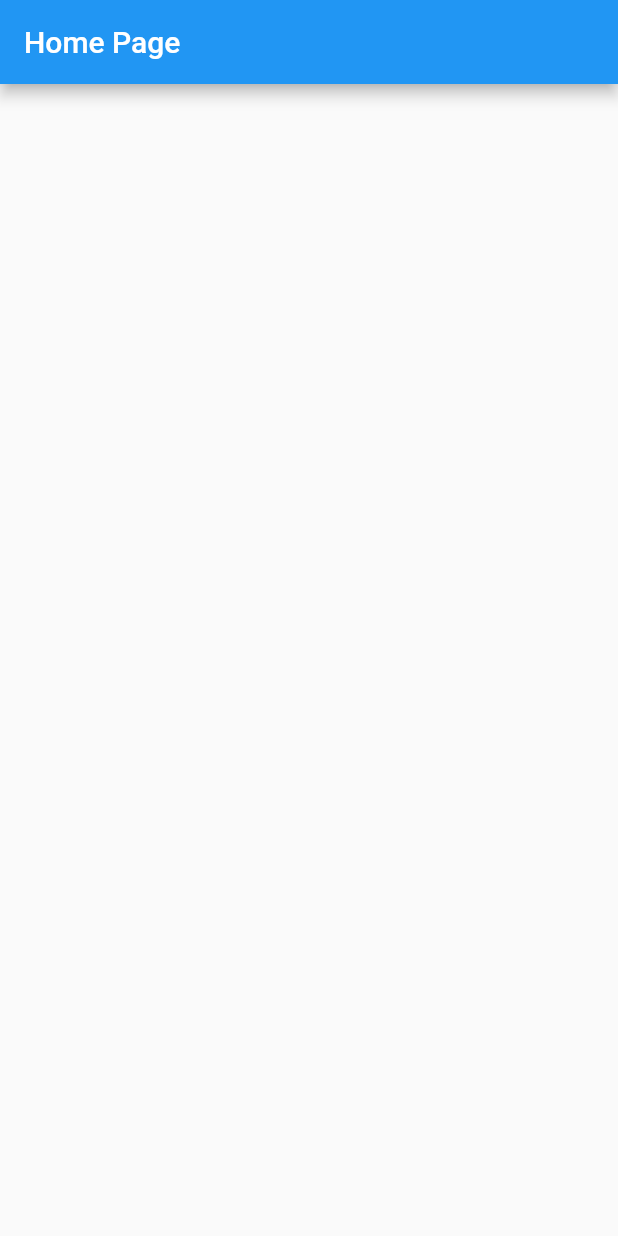
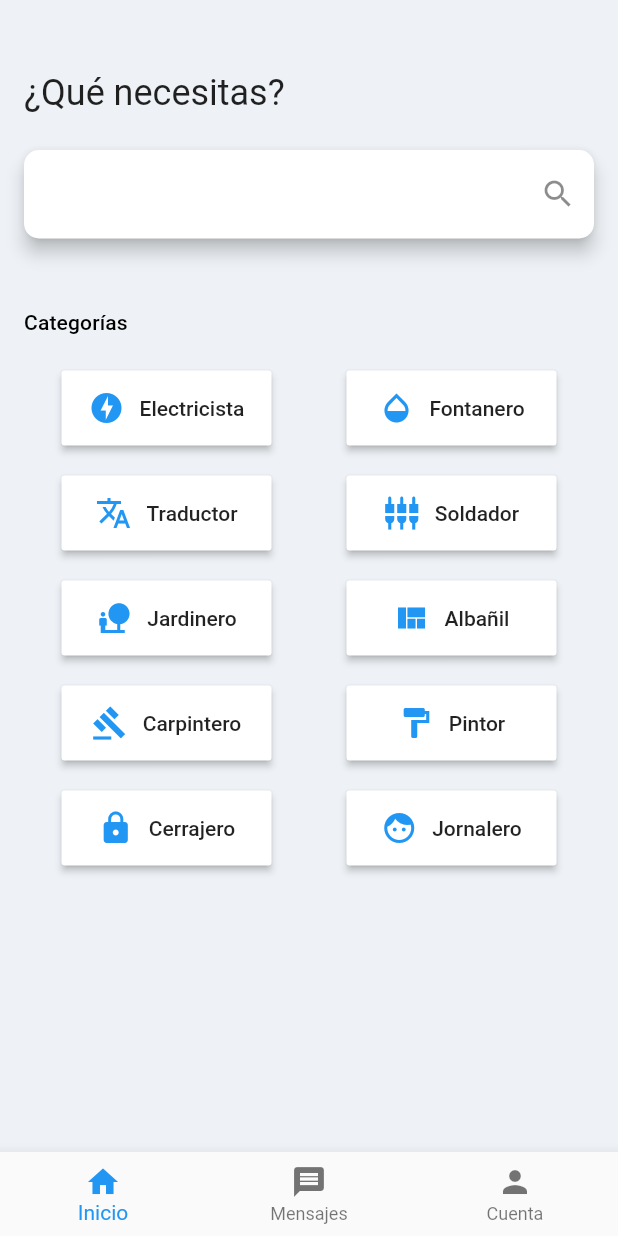
Before and after one commit to imdevdaniel/trabajitos-frontend, a Flutter app: the screen it shows after launch, on a phone screen of 412 x 824 dp. Run offline on Flutter 3.47's test engine with Material 2 defaults, Android fonts, the phone set to English and light mode, and no system bars.

Commit message:
Adds design for home page

```diff
--- a/lib/src/pages/home_page.dart
+++ b/lib/src/pages/home_page.dart
@@ -1,12 +1,165 @@
 import 'package:flutter/material.dart';
+
+import 'package:trabajitos_frontend/src/providers/home_options_provider.dart';
+import 'package:trabajitos_frontend/src/utils/icon_from_string.dart';
+
 
 class HomePage extends StatelessWidget {
 
   @override
   Widget build(BuildContext context) {
     return Scaffold(
-      appBar: AppBar(title: Text('Home Page'),),
+      backgroundColor: Theme.of(context).backgroundColor,
+      bottomNavigationBar: this._bottomNavigationBar(),
+      body: SafeArea(
+        child: SingleChildScrollView(
+          child: Container(
+            padding: EdgeInsets.symmetric(horizontal: 16.0, vertical: 48.0),
+            child: Column(
+              mainAxisAlignment: MainAxisAlignment.start,
+              crossAxisAlignment: CrossAxisAlignment.start,
+              children: <Widget>[
+                Text(
+                  '¿Qué necesitas?',
+                  maxLines: 1,
+                  style: Theme.of(context).textTheme.headline,
+                ),
+                this._topSearchBar(),
+                Text(
+                  'Categorías',
+                  maxLines: 1,
+                  style: Theme.of(context).textTheme.subtitle,
+                ),
+                this._categoryOptions(context),
+              ],
+            ),
+          ),
+        ),
+      ),
     );
   }
 
+
+  Widget _topSearchBar() {
+
+    // Contenedor tipo Card para la caja de búsqueda principal
+    return Card(
+      elevation: 5.0,
+      margin: EdgeInsets.only(top: 24.0, bottom: 48.0),
+      shape: RoundedRectangleBorder(borderRadius: BorderRadius.circular(10.0)),
+      child: TextField(
+        decoration: InputDecoration(
+          enabledBorder: OutlineInputBorder(
+            borderSide: BorderSide(color: Colors.transparent, width: 0.0)
+          ),
+          border: OutlineInputBorder(
+            borderRadius: BorderRadius.circular(5.0),
+          ),
+          suffixIcon: Icon(Icons.search),
+        ),
+      ),
+    );
+
+  }
+
+
+  Widget _categoryOptions(BuildContext context) {
+
+    // FutureBuilder para controlar espera de respuesta datos desde el
+    // recurso con respuesta en JSON
+    return FutureBuilder(
+      future: homeOptionsProvider.loadHomeOptions(),
+      initialData: [],
+      builder: (BuildContext context, AsyncSnapshot<List<dynamic>> snapshot) {
+
+        return _optionsGrid(snapshot.data, context);
+
+      },
+    );
+
+  }
+
+  Widget _optionsGrid(List<dynamic> homeOptions, BuildContext context) {
+
+    // Función para construir grid de botones a partir de la respuesta
+    // obtenida en el JSON
+
+    final List<Widget> widgetList = [];
+    final List<Widget> widgetRow = [];
+
+    homeOptions.forEach((option) {
+
+      // Contruyendo y agregando botón a respectivo listado de fila
+      widgetRow.add(Padding(
+        padding: const EdgeInsets.only(bottom: 20.0),
+        child: ButtonTheme(
+          buttonColor: Colors.white,
+          minWidth: 140.0,
+          height: 50.0,
+          child: RaisedButton(
+            child: Row(
+              crossAxisAlignment: CrossAxisAlignment.center,
+              children: <Widget>[
+                getIconFromString(option['icon']),
+                Padding(padding: EdgeInsets.only(left: 10.0)),
+                Text(option['title']),
+              ],
+            ),
+            onPressed: () {
+              Navigator.pushNamed(context, option['route']);
+            },
+          ),
+        ),
+      ));
+
+      // Agregando fila de botones a listado de widgets para
+      // posteriormente incrustar en columna
+      if ((homeOptions.indexOf(option)).isOdd) {
+
+        final Widget rowElement = Row(
+          children: widgetRow.map((rowChildren) => rowChildren).toList(),
+          mainAxisAlignment: MainAxisAlignment.spaceAround,
+        );
+        widgetList.add(rowElement);
+        widgetRow.clear();
+
+      }
+
+    });
+
+    // Retornando contenedor con grilla de botones completa
+    return Container(
+      padding: EdgeInsets.only(top: 24.0),
+      child: Column(
+        children: widgetList,
+      ),
+    );
+
+  }
+
+  // Barra de navegación inferior
+  Widget _bottomNavigationBar() {
+
+    return BottomNavigationBar(
+      items: <BottomNavigationBarItem>[
+        BottomNavigationBarItem(
+          icon: Icon(Icons.home),
+          title: Text('Inicio'),
+          activeIcon: Icon(Icons.home)
+        ),
+        BottomNavigationBarItem(
+          icon: Icon(Icons.message),
+          title: Text('Mensajes'),
+          activeIcon: Icon(Icons.message)
+        ),
+        BottomNavigationBarItem(
+          icon: Icon(Icons.person),
+          title: Text('Cuenta'),
+          activeIcon: Icon(Icons.person),
+        ),
+      ],
+    );
+
+  }
+
 }
```
